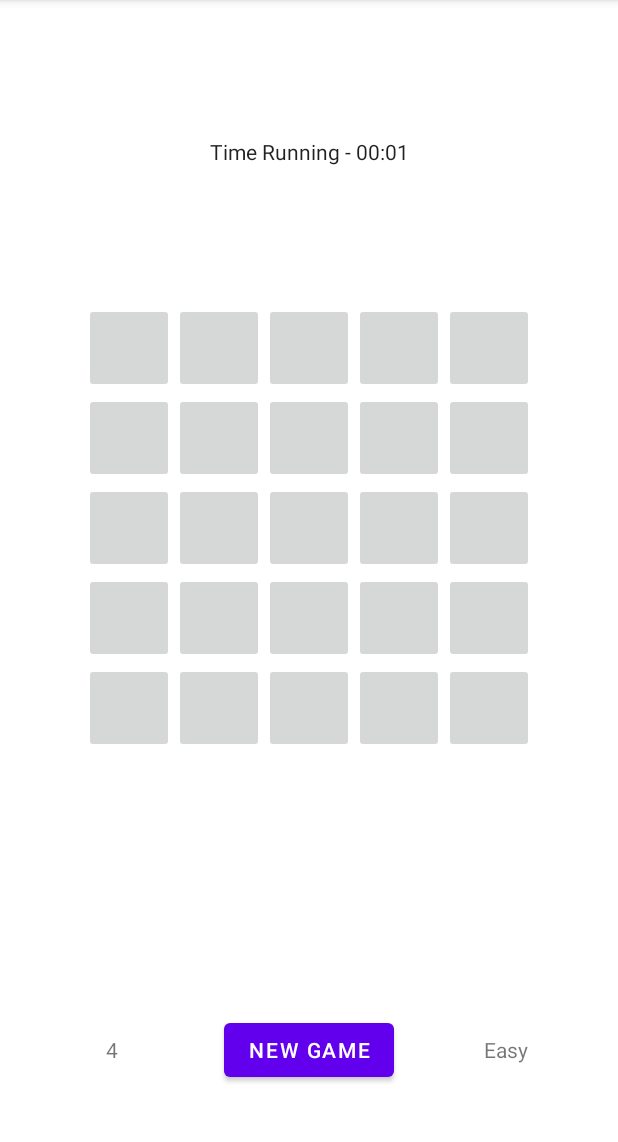
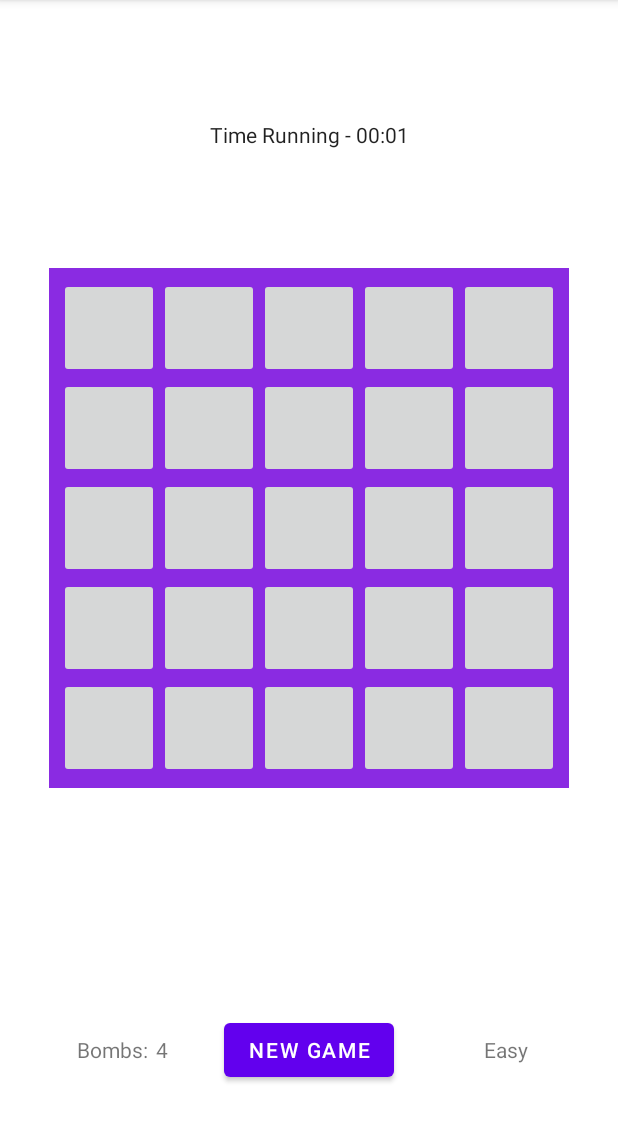
Before and after one commit to DrackPyros/Buscaminas, an Android app: the screen it shows after launch (MainActivity), after a tap on "EASY", on a phone screen of 412 x 824 dp, the part 84-1226 px from its top. Run offline under Robolectric (Android 15) with nearby library versions, the phone set to English and light mode, and no system bars.

Commit message:
gg wp falta fondo

```diff
--- a/app/src/main/java/com/example/buscaminas/MainActivity.java
+++ b/app/src/main/java/com/example/buscaminas/MainActivity.java
@@ -9,6 +9,8 @@ import androidx.appcompat.app.AppCompatActivity;
 import android.annotation.SuppressLint;
 import android.app.Activity;
 import android.content.Intent;
+import android.graphics.Color;
+import android.graphics.ColorSpace;
 import android.os.Bundle;
 import android.os.SystemClock;
 import android.view.View;
@@ -25,20 +27,25 @@ import java.util.Random;
 
 public class MainActivity extends AppCompatActivity {
 
+    Chronometer chronometer;
+    private final Random rnd = new Random();
+    private ActivityResultLauncher<Intent> mStartForResult;
+
     private TableLayout tl_table;
 
     private TextView tv_bombs;
     private TextView tv_dif;
+    private TextView tv_end;
 
-    public static int totalBombs;
-    Chronometer chronometer;
-    private ActivityResultLauncher<Intent> mStartForResult;
+    public int totalBombs;
+    private int totalis;
+    private int visible;
+    private boolean creado = false;
+
     private static ImageButton[][] matrix;
     private static int[][] findbomb;
-    private static boolean[][] bandera;
-    private boolean creado = false;
-    private int totalis;
-    private final Random rnd = new Random();
+    private static boolean[][] flag;
+    private static boolean[][] shown;
 
     @Override
     protected void onCreate(Bundle savedInstanceState) {
@@ -51,6 +58,12 @@ public class MainActivity extends AppCompatActivity {
 
         tv_bombs = findViewById(R.id.tv_bombs);
         tv_dif = findViewById(R.id.tv_dif);
+        tv_end = findViewById(R.id.tv_end);
+
+        tv_end.setVisibility(View.INVISIBLE);
+
+        tl_table.setPadding(10, 10, 10, 10);
+        tl_table.setBackgroundColor(Color.rgb(138,43,226));
 
         bt_new.setOnClickListener(new View.OnClickListener() {
             @Override
@@ -69,7 +82,7 @@ public class MainActivity extends AppCompatActivity {
                             Intent intent = result.getData();
                             StaticCosas.Dif = intent.getIntExtra(DifActivity.RATING_KEY, 0);
                             //Log.d("MainActivity", String.format("Rating: %d", StaticCosas.Dif));
-                            start();
+                            Cdifficulty();
                         } else {
                             Toast.makeText(MainActivity.this, getString(R.string.toast_text), Toast.LENGTH_SHORT).show();
                         }
@@ -83,18 +96,19 @@ public class MainActivity extends AppCompatActivity {
             @Override
             public void onClick(View view) {
                 createTable(view);
-                end(view);
                 updateUI(view);
                 explode(chronometer, view);
+                wincon(chronometer);
             }
         };
         View.OnLongClickListener longClickListener = new View.OnLongClickListener() {
             @Override
             public boolean onLongClick(View view) {
+                wincon(chronometer);
                 int resultado = view.getId() / findbomb.length;
                 int resto = view.getId() % findbomb.length;
-                if (!bandera[resultado][resto]) {
-                    bandera[resultado][resto] = true;
+                if (!flag[resultado][resto]) {
+                    flag[resultado][resto] = true;
 
                     ImageButton aux = matrix[resultado][resto];
                     aux.setImageResource(R.drawable.bandera);
@@ -106,7 +120,7 @@ public class MainActivity extends AppCompatActivity {
                     aux.setLayoutParams(params);
                 }
                 else{
-                    bandera[resultado][resto] = false;
+                    flag[resultado][resto] = false;
                     matrix[resultado][resto].setImageResource(0);
                 }
                 return true;
@@ -120,8 +134,8 @@ public class MainActivity extends AppCompatActivity {
                 ImageButton btn = new ImageButton(this);
                 btn.setOnClickListener(clickListener);
                 btn.setOnLongClickListener(longClickListener);
-                btn.setMinimumWidth(90);
-                btn.setMinimumHeight(90);
+                btn.setMinimumWidth(100);
+                btn.setMinimumHeight(100);
                 btn.setId(id);
                 tr.addView(btn);
                 matrix[i][j] = btn;
@@ -141,6 +155,14 @@ public class MainActivity extends AppCompatActivity {
             for (int x = 0; x < findbomb.length; x++){
                 for (int y = 0; y < findbomb[0].length; y++) {
                     if (findbomb[x][y] != 0) {
+                        setimage(x, y, resultado, resto);
+                    }
+                }
+            }
+        }
+    }
+
+    private void setimage(int x, int y, int resultado, int resto) {
         ImageButton aux = matrix[x][y];
         switch (findbomb[x][y]) {
             case -1:
@@ -181,10 +203,6 @@ public class MainActivity extends AppCompatActivity {
         params.width = aux.getWidth();
         aux.setScaleType(ImageView.ScaleType.FIT_CENTER);
         aux.setLayoutParams(params);
-                    }
-                }
-            }
-        }
     }
 
     private void createTable(View view) {
@@ -236,38 +254,29 @@ public class MainActivity extends AppCompatActivity {
         mStartForResult.launch(intent);
     }
 
-    private void start() {
-        Cdifficulty();
-        chronometer = Cronometro();
-    }
-
     @SuppressLint("SetTextI18n")
     public void Cdifficulty() {
+        chronometer = Cronometro();
         switch (StaticCosas.Dif) {
             case 1:
                 tv_dif.setText(R.string.dif1);
                 totalBombs = 4;
-                totalis = 5 * 5;
                 matrix = new ImageButton[5][5];
-                findbomb = new int[5][5];
-                bandera = new boolean[5][5];
                 break;
             case 2:
                 tv_dif.setText(R.string.dif2);
                 totalBombs = 10;
-                totalis = 8 * 8;
                 matrix = new ImageButton[8][8];
-                findbomb = new int[8][8];
-                bandera = new boolean[8][8];
                 break;
             case 3:
                 tv_dif.setText(R.string.dif3);
-                totalBombs = 40;
-                totalis = 16 * 16;
-                matrix = new ImageButton[16][16];
-                findbomb = new int[16][16];
-                bandera = new boolean[16][16];
+                totalBombs = 30;
+                matrix = new ImageButton[12][12];
         }
+        totalis = matrix.length * matrix[0].length;
+        findbomb = new int[matrix.length][matrix[0].length];
+        flag = new boolean[matrix.length][matrix[0].length];
+        shown = flag;
         createMatrix();
         tv_bombs.setText(Integer.toString(totalBombs));
     }
@@ -279,6 +288,16 @@ public class MainActivity extends AppCompatActivity {
         if (creado && findbomb[resultado][resto] == -1){
             chronometer.stop();
             end(view);
+            tv_end.setVisibility(View.VISIBLE);
+            tv_end.setText(R.string.lose);
+        }
+    }
+
+    private void wincon(Chronometer chronometer) {
+        if (creado && visible+totalBombs == totalis){
+            chronometer.stop();
+            tv_end.setVisibility(View.VISIBLE);
+            tv_end.setText(R.string.win);
         }
     }
 
@@ -293,8 +312,30 @@ public class MainActivity extends AppCompatActivity {
 
     public void updateUI(View view){
         if (creado){
+            int horizontal = view.getId() / findbomb.length;
+            int vertical = view.getId() % findbomb.length;
+            mostrar(horizontal, vertical);
+        }
 
     }
 
+    private void mostrar(int horizontal, int vertical) {
+        if(shown[horizontal][vertical]) return;
+        if (findbomb[horizontal][vertical] >= 0){
+            shown[horizontal][vertical] = true;
+            visible++;
+            setimage(horizontal, vertical, horizontal, vertical);
+        }
+        if (findbomb[horizontal][vertical] == 0){
+            //matrix[horizontal][vertical].setBackgroundColor(Color.WHITE);
+            matrix[horizontal][vertical].setVisibility(View.INVISIBLE);
+            for (int y = (vertical -1 >= 0 ? vertical -1 : vertical); y <= (vertical +1 < findbomb[0].length ? vertical +1 : vertical); y++) { //Vertical
+                for (int x = (horizontal - 1 >= 0 ? horizontal - 1 : horizontal); x <= (horizontal + 1 < findbomb.length ? horizontal + 1 : horizontal); x++) { //Horizontal
+                    if (y != vertical || x != horizontal) {
+                        mostrar(x, y);
                     }
                 }
+            }
+        }
+    }
+}
--- a/app/src/main/res/layout/activity_main.xml
+++ b/app/src/main/res/layout/activity_main.xml
@@ -22,15 +22,14 @@
         android:id="@+id/tv_bombs"
         android:layout_width="wrap_content"
         android:layout_height="wrap_content"
+        android:layout_marginStart="5dp"
         app:layout_constraintBaseline_toBaselineOf="@+id/bt_new"
-        app:layout_constraintEnd_toStartOf="@+id/bt_new"
-        app:layout_constraintStart_toStartOf="parent" />
+        app:layout_constraintStart_toEndOf="@+id/tvB" />
 
     <TextView
         android:id="@+id/tv_dif"
         android:layout_width="wrap_content"
         android:layout_height="wrap_content"
-        android:text="TextView"
         app:layout_constraintBaseline_toBaselineOf="@+id/bt_new"
         app:layout_constraintEnd_toEndOf="parent"
         app:layout_constraintStart_toEndOf="@+id/bt_new" />
@@ -55,5 +54,26 @@
         app:layout_constraintTop_toTopOf="parent"
         tools:ignore="MissingConstraints" />
 
+    <TextView
+        android:id="@+id/tvB"
+        android:layout_width="wrap_content"
+        android:layout_height="wrap_content"
+        android:text="@string/bomb_count"
+        app:layout_constraintBaseline_toBaselineOf="@+id/bt_new"
+        app:layout_constraintEnd_toStartOf="@+id/bt_new"
+        app:layout_constraintStart_toStartOf="parent" />
+
+    <TextView
+        android:id="@+id/tv_end"
+        android:layout_width="wrap_content"
+        android:layout_height="wrap_content"
+        android:textAllCaps="true"
+        android:textSize="48sp"
+        android:textStyle="bold"
+        app:layout_constraintBottom_toTopOf="@+id/chronometer"
+        app:layout_constraintEnd_toEndOf="parent"
+        app:layout_constraintStart_toStartOf="parent"
+        app:layout_constraintTop_toTopOf="parent" />
+
 
 </androidx.constraintlayout.widget.ConstraintLayout>
--- a/app/src/main/res/values/strings.xml
+++ b/app/src/main/res/values/strings.xml
@@ -8,4 +8,6 @@
     <string name="newGame">New Game</string>
     <string name="Cdif">Change difficulty</string>
     <string name="toast_text">User cancelled</string>
+    <string name="win">YOU WIN</string>
+    <string name="lose">YOU LOSE</string>
 </resources>
```
Lines whose indentation alone changed are shown as unchanged.
